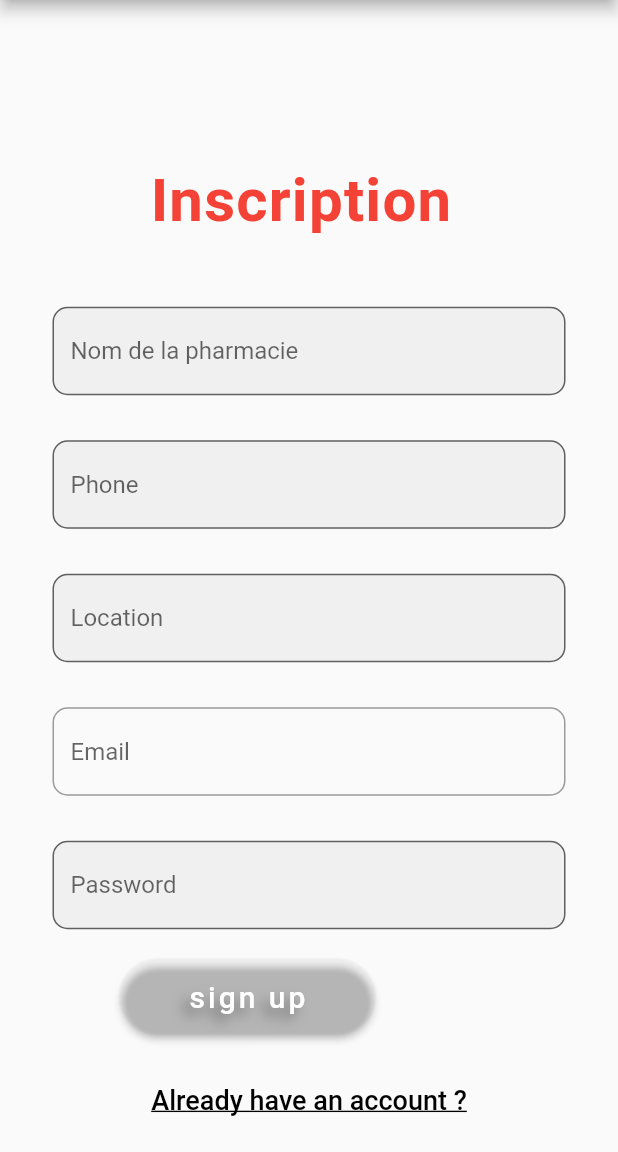
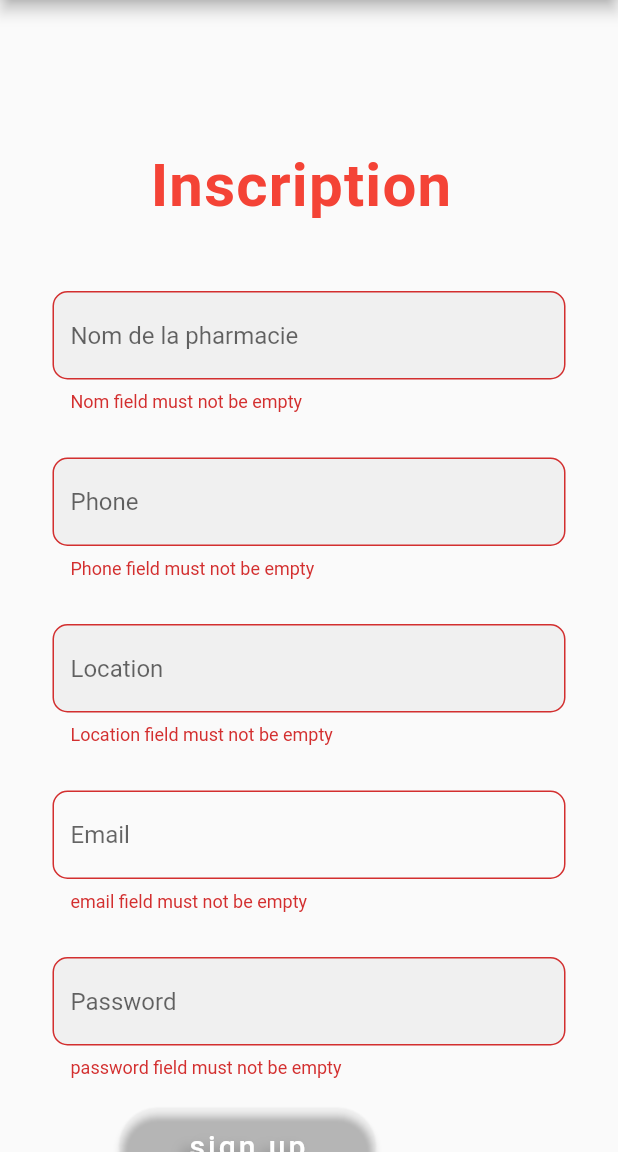
Before and after one commit to belhadjkacemdonia/app_EVAX, a Flutter app: the SignUp_Pharmacie screen opened directly, after a tap on "sign up", on a phone screen of 412 x 824 dp, the part 84-1236 px from its top. Run offline on Flutter 3.47's test engine with Material 2 defaults, Android fonts, the phone set to English and light mode, and no system bars; our stand-ins replace carousel_slider, cloud_firestore, firebase_auth, firebase_core, get; accounts and stored records are empty; network calls fail.

```diff
--- a/lib/drawer.dart
+++ b/lib/drawer.dart
@@ -123,13 +123,6 @@ class _MydrawerState extends State<Mydrawer> {
               () => Navigator.push(
                   context, MaterialPageRoute(builder: (context) => contact()))),
           CustomListTile(
-              Icons.local_pharmacy,
-              'Inscription pharmacie',
-              () => Navigator.push(
-                  context,
-                  MaterialPageRoute(
-                      builder: (context) => SignInPharmacie()))),
-          CustomListTile(
               Icons.person,
               'Espace Citoyen',
               () => Navigator.push(
--- a/lib/login.dart
+++ b/lib/login.dart
@@ -2,7 +2,6 @@ import 'package:evax_app/auth_service.dart';
 import 'package:evax_app/signup_pharmacie.dart';
 import 'package:evax_app/utils/color_utils.dart';
 import 'package:flutter/material.dart';
-
 import 'drawer.dart';
 import 'login_pharmacie.dart';
 import 'profil.dart';
--- a/lib/signup.dart
+++ b/lib/signup.dart
@@ -155,6 +155,8 @@ class _SignUpState extends State<SignUp> {
                                           if (_formKey.currentState!
                                               .validate()) {
                                             signup();
+                                            Navigator.push(
+                                                context, MaterialPageRoute(builder: (context) => SignIn()));
                                           }
                                         },
                                         child: const Text(
@@ -244,6 +246,6 @@ class _SignUpState extends State<SignUp> {
           backgroundColor: Colors.white,
           snackPosition: SnackPosition.BOTTOM);
     }
-    navigatorkey.currentState!.popUntil((route) => route.isFirst);
+
   }
 }
--- a/lib/signup_pharmacie.dart
+++ b/lib/signup_pharmacie.dart
@@ -1,9 +1,12 @@
+import 'package:cloud_firestore/cloud_firestore.dart';
+import 'package:firebase_auth/firebase_auth.dart';
 import 'package:flutter/material.dart';
 import 'package:get/get.dart';
 import 'package:get/get_core/src/get_main.dart';
 
 import 'drawer.dart';
 import 'login_pharmacie.dart';
+import 'main.dart';
 
 
 class SignUp_Pharmacie extends StatefulWidget{
@@ -14,6 +17,11 @@ class SignUp_Pharmacie extends StatefulWidget{
 
 class _SignUp_PharmacieState extends State<SignUp_Pharmacie> {
   final GlobalKey<FormState> _formKey = GlobalKey<FormState>();
+  final TextEditingController emailphController = TextEditingController();
+  final TextEditingController namephController = TextEditingController();
+  final TextEditingController localController = TextEditingController();
+  final TextEditingController phoneController = TextEditingController();
+  final TextEditingController passwordphController = TextEditingController();
 
   @override
   Widget build(BuildContext context) {
@@ -66,7 +74,7 @@ class _SignUp_PharmacieState extends State<SignUp_Pharmacie> {
                             return null;
                           },
                           style: TextStyle(),
-                          obscureText: true,
+                          controller: namephController,
                           decoration: InputDecoration(
                               filled: true,
                               hintText: "Nom de la pharmacie",
@@ -78,7 +86,7 @@ class _SignUp_PharmacieState extends State<SignUp_Pharmacie> {
                           height: 30,
                         ),
                         TextFormField(
-
+                          controller: phoneController,
                           validator: (value) {
                             if (value!.isEmpty) {
                               return 'Phone field must not be empty';
@@ -86,7 +94,6 @@ class _SignUp_PharmacieState extends State<SignUp_Pharmacie> {
                             return null;
                           },
                           style: TextStyle(),
-                          obscureText: true,
                           decoration: InputDecoration(
                               filled: true,
                               hintText: "Phone",
@@ -98,7 +105,7 @@ class _SignUp_PharmacieState extends State<SignUp_Pharmacie> {
                           height: 30,
                         ),
                         TextFormField(
-
+                          controller: localController,
                           validator: (value) {
                             if (value!.isEmpty) {
                               return 'Location field must not be empty';
@@ -106,7 +113,6 @@ class _SignUp_PharmacieState extends State<SignUp_Pharmacie> {
                             return null;
                           },
                           style: TextStyle(),
-                          obscureText: true,
                           decoration: InputDecoration(
                               filled: true,
                               hintText: "Location",
@@ -118,7 +124,7 @@ class _SignUp_PharmacieState extends State<SignUp_Pharmacie> {
                           height: 30,
                         ),
                         TextFormField(
-
+                          controller: emailphController,
                           style: TextStyle(color: Colors.black),
                           validator: (value) {
                             if (value!.isEmpty) {
@@ -137,7 +143,7 @@ class _SignUp_PharmacieState extends State<SignUp_Pharmacie> {
                           height: 30,
                         ),
                         TextFormField(
-
+                          controller: passwordphController,
                           style: TextStyle(),
                           obscureText: true,
                           validator: (value) {
@@ -184,8 +190,13 @@ class _SignUp_PharmacieState extends State<SignUp_Pharmacie> {
                                           // foreground
                                         ),
                                         onPressed: () {
+                                          if (_formKey.currentState!
+                                              .validate()) {
+                                            signuph();
 
-                                        },
+                                          Navigator.push(
+                                              context, MaterialPageRoute(builder: (context) => SignInPharmacie()));
+                                          }},
                                         child: const Text(
                                           'sign up',
                                           style: TextStyle(
@@ -239,5 +250,30 @@ class _SignUp_PharmacieState extends State<SignUp_Pharmacie> {
           ),
         ));
   }
+  void signuph() async {
+    try {
+      UserCredential userCredential = await FirebaseAuth.instance
+          .createUserWithEmailAndPassword(
+          email: emailphController.text.trim(),
+          password: passwordphController.text.trim());
 
+      // Create a document in the "Users" collection with the same ID as the authenticated user
+      FirebaseFirestore.instance
+          .collection('Usersph')
+          .doc(userCredential.user?.uid)
+          .set({
+        'nomph': namephController.text.trim(),
+        'Phone': phoneController.text.trim(),
+        'location': localController.text.trim(),
+        'email': emailphController.text.trim(),
+      });
+    } on FirebaseAuthException catch (e) {
+      Get.snackbar("Required", e.message.toString(),
+          icon: const Icon(
+            Icons.warning_amber_rounded,
+          ),
+          backgroundColor: Colors.white,
+          snackPosition: SnackPosition.BOTTOM);
+    }
+  }
 }
```
Also changed, not shown: lib/login_pharmacie.dart (+37 -7 lines), lib/pharmacie.dart (+28 -7 lines).
